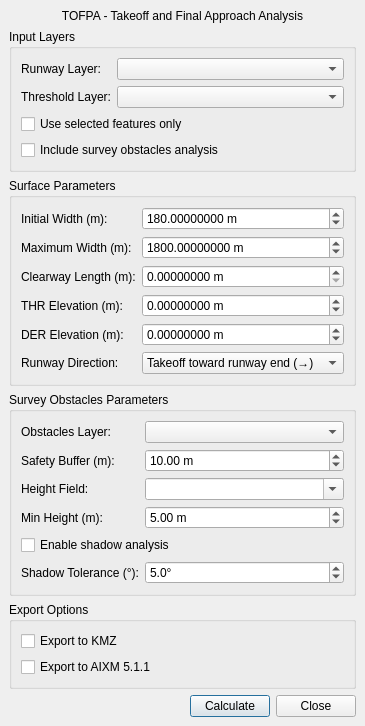
Qt form tofpa_panel_base.ui (FLYGHT7/tofpa) before a commit.
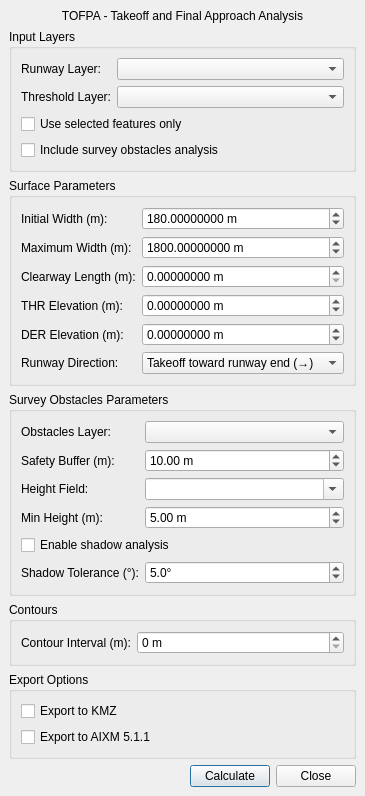
The same form after that commit. Custom widgets are drawn as their Qt base class.

Commit message: feat(#27): add contour lines for TOFPA surface

Patch:
```diff
--- a/tofpa_panel_base.ui
+++ b/tofpa_panel_base.ui
@@ -396,6 +396,47 @@
       </layout>
      </widget>
     </item>
+    <item>
+     <widget class="QGroupBox" name="contoursGroup">
+      <property name="title">
+       <string>Contours</string>
+      </property>
+      <layout class="QFormLayout" name="formLayout_contours">
+       <item row="0" column="0">
+        <widget class="QLabel" name="contourIntervalLabel">
+         <property name="text">
+          <string>Contour Interval (m):</string>
+         </property>
+         <property name="toolTip">
+          <string>Generate elevation contour lines every X metres. Set to 0 to disable. Lines are labelled with the surface elevation value.</string>
+         </property>
+        </widget>
+       </item>
+       <item row="0" column="1">
+        <widget class="QSpinBox" name="contourIntervalSpin">
+         <property name="toolTip">
+          <string>Generate elevation contour lines every X metres. Set to 0 to disable.</string>
+         </property>
+         <property name="minimum">
+          <number>0</number>
+         </property>
+         <property name="maximum">
+          <number>500</number>
+         </property>
+         <property name="singleStep">
+          <number>10</number>
+         </property>
+         <property name="value">
+          <number>0</number>
+         </property>
+         <property name="suffix">
+          <string> m</string>
+         </property>
+        </widget>
+       </item>
+      </layout>
+     </widget>
+    </item>
     <item>
      <widget class="QGroupBox" name="exportGroup">
       <property name="title">
```
Left out of the diff: 1 changed line with no effect on the pictures. The commit also changes 4 other files.
